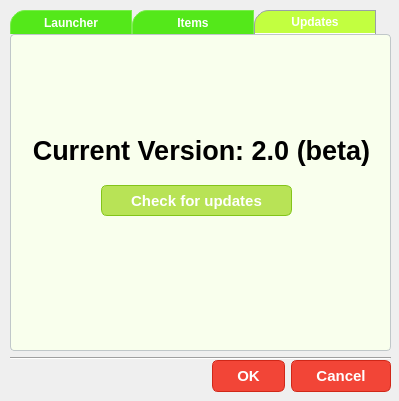
First picture: the form in settingsdialog.ui, repository jarred-new/MayMayLauncher, before the edit.
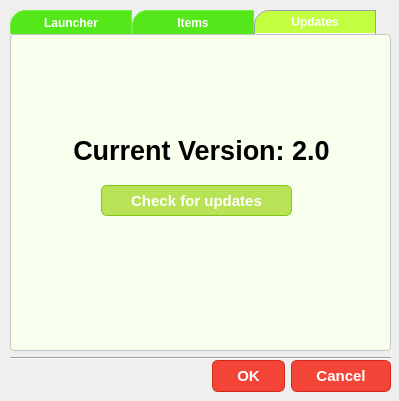
Second picture: the form after the edit. The open tabs and pages were chosen to show the change. Icons and pictures are not drawn.

Commit message: Update version display for final release label in About dialog and settings

Diff of the .ui file:
```diff
--- a/settingsdialog.ui
+++ b/settingsdialog.ui
@@ -582,7 +582,7 @@
       </font>
      </property>
      <property name="text">
-      <string>Current Version: 2.0 (beta)</string>
+      <string>Current Version: 2.0</string>
      </property>
      <property name="alignment">
       <set>Qt::AlignmentFlag::AlignCenter</set>
```
Left out of the diff: 2 changed lines with no effect on the pictures. The commit also changes 1 other file.
